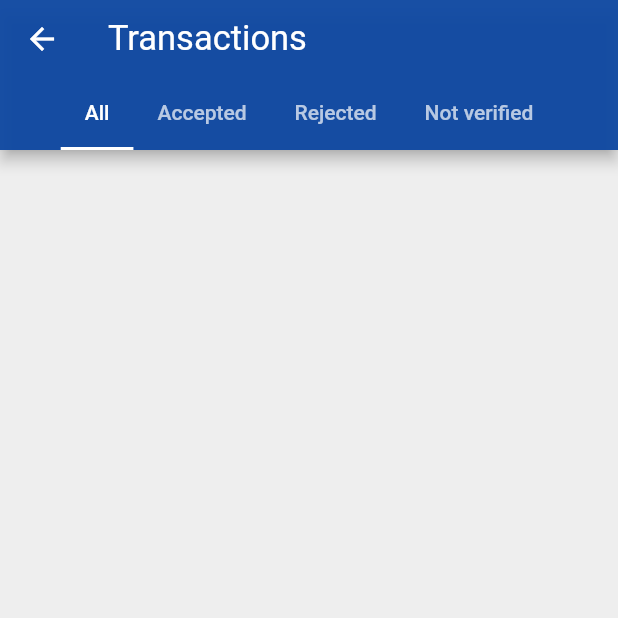
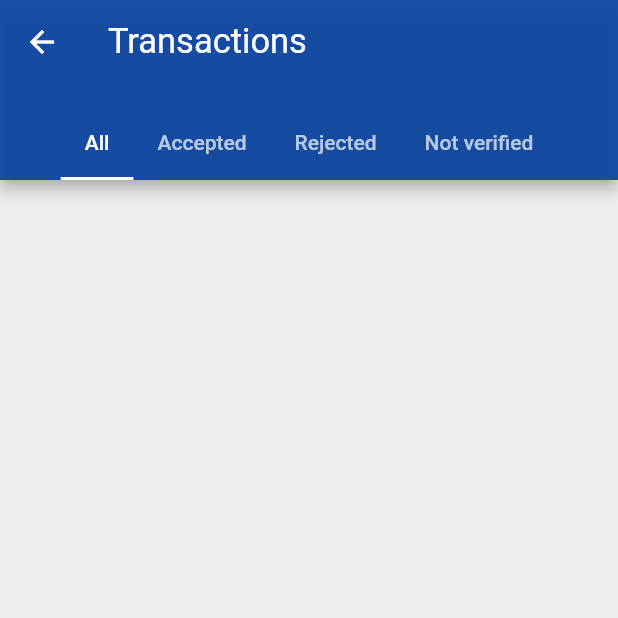
Before and after one commit to ShamilPP/Baitulmaal, a Flutter app: the UserTransactionScreen screen opened directly with empty values, on a phone screen of 412 x 824 dp, the top half of it. Run offline on Flutter 3.47's test engine with Material 2 defaults, Android fonts, the phone set to English and light mode, and no system bars; our stand-ins replace cloud_firestore, firebase_core, flutter_spinkit, fluttertoast, numberpicker, percent_indicator and 2 more; accounts and stored records are empty.

Commit message:
transaction screen appbar fixed

```diff
--- a/lib/view/screens/transactions_screen.dart
+++ b/lib/view/screens/transactions_screen.dart
@@ -16,11 +16,10 @@ class TransactionScreen extends StatelessWidget {
 
   @override
   Widget build(BuildContext context) {
-    return SafeArea(
-      child: Column(
+    return Column(
       children: <Widget>[
         SizedBox(
-            height: 100,
+          height: 120,
           child: AppBar(
             backgroundColor: primaryColor,
             title: const SlideAnimation(
@@ -76,7 +75,6 @@ class TransactionScreen extends StatelessWidget {
           );
         })
       ],
-      ),
     );
   }
 }
```
Lines whose indentation alone changed are shown as unchanged.
